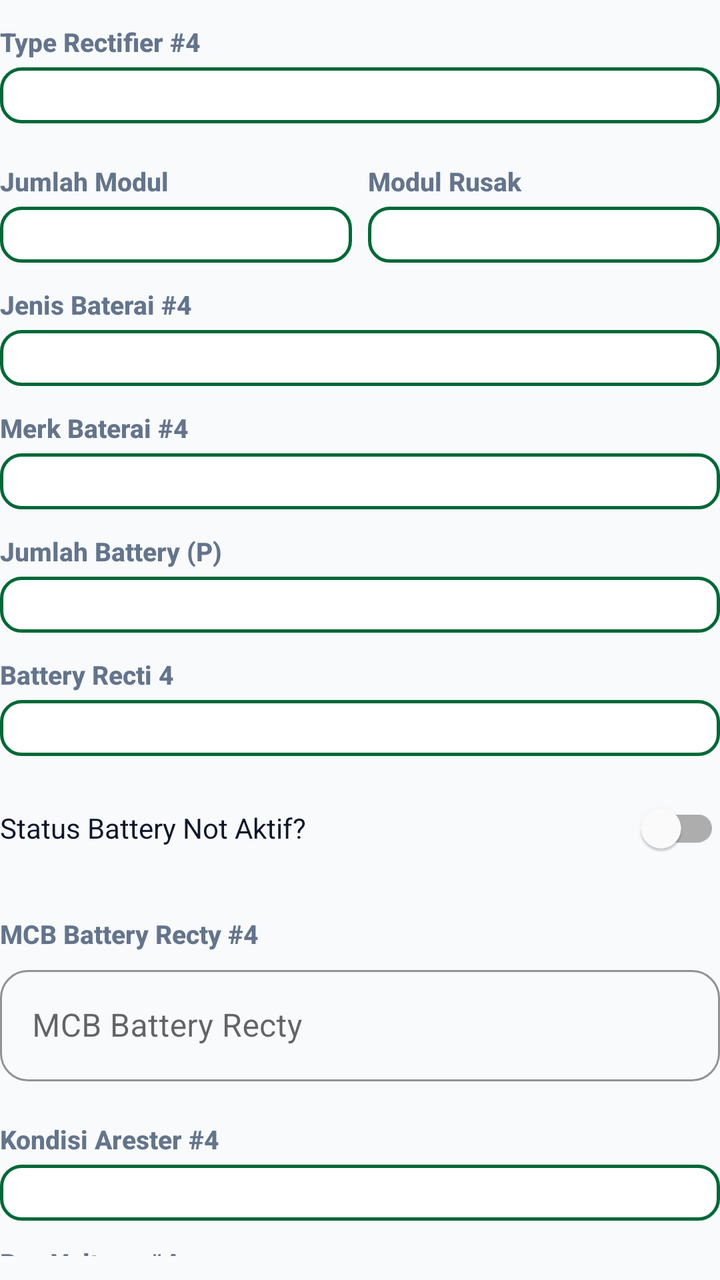
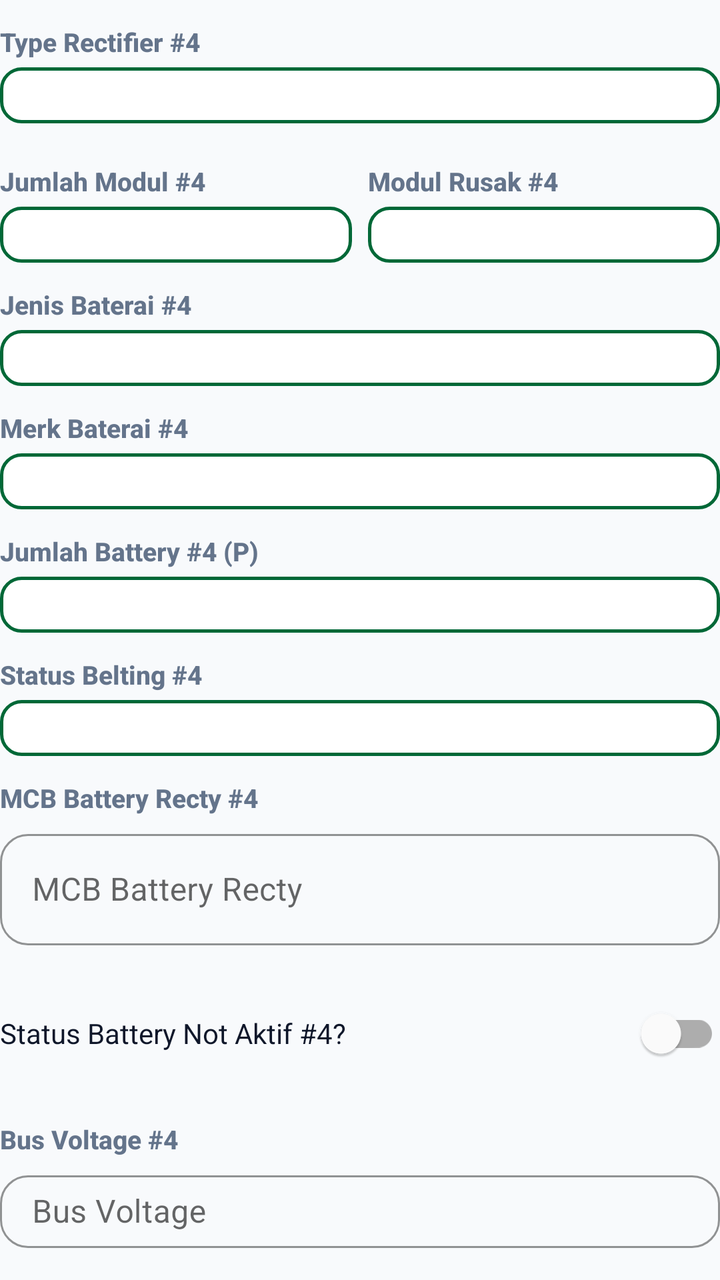

Compare the two renders of this Android layout. The source of the first and the diff that turns it into the second are given below.
<!-- AndroidManifest.xml: application theme Theme.ZamanApps -->
<!-- res/layout/dialog_edit_rectifier4.xml -->
<?xml version="1.0" encoding="utf-8"?>
<LinearLayout xmlns:android="http://schemas.android.com/apk/res/android"
    android:layout_width="match_parent"
    android:layout_height="wrap_content"
    android:orientation="vertical"
    android:paddingBottom="8dp">

    <TextView style="@style/FieldLabel" android:text="Type Rectifier #4" />
    <Spinner android:id="@+id/spTypeRectifier4" style="@style/SpinnerField" />

    <LinearLayout android:layout_width="match_parent" android:layout_height="wrap_content" android:orientation="horizontal" android:layout_marginTop="8dp">
        <LinearLayout android:layout_width="0dp" android:layout_height="wrap_content" android:layout_weight="1" android:layout_marginEnd="4dp" android:orientation="vertical">
            <TextView style="@style/FieldLabel" android:text="Jumlah Modul" />
            <Spinner android:id="@+id/spJumlahModul4" style="@style/SpinnerField" />
        </LinearLayout>
        <LinearLayout android:layout_width="0dp" android:layout_height="wrap_content" android:layout_weight="1" android:layout_marginStart="4dp" android:orientation="vertical">
            <TextView style="@style/FieldLabel" android:text="Modul Rusak" />
            <Spinner android:id="@+id/spJumlahModulRusak4" style="@style/SpinnerField" />
        </LinearLayout>
    </LinearLayout>

    <TextView style="@style/FieldLabel" android:text="Jenis Baterai #4" />
    <Spinner android:id="@+id/spJenisBaterai4" style="@style/SpinnerField" />

    <TextView style="@style/FieldLabel" android:text="Merk Baterai #4" />
    <Spinner android:id="@+id/spMerkBaterai4" style="@style/SpinnerField" />

    <TextView style="@style/FieldLabel" android:text="Jumlah Battery (P)" />
    <Spinner android:id="@+id/spJumlahBattery4" style="@style/SpinnerField" />

    <TextView style="@style/FieldLabel" android:text="Battery Recti 4" />
    <Spinner android:id="@+id/spBatteryRecti4" style="@style/SpinnerField" />

    <com.google.android.material.switchmaterial.SwitchMaterial
        android:id="@+id/switchStatusBatteryNotAktif4"
        android:layout_width="match_parent"
        android:layout_height="wrap_content"
        android:layout_marginTop="12dp"
        android:layout_marginBottom="8dp"
        android:text="Status Battery Not Aktif?"
        android:textColor="@color/text_primary" />

    <LinearLayout
        android:id="@+id/layoutJumlahBankNotAktif4"
        android:layout_width="match_parent"
        android:layout_height="wrap_content"
        android:layout_marginBottom="8dp"
        android:orientation="vertical"
        android:visibility="gone">

        <TextView style="@style/FieldLabel" android:text="Jumlah Battery Not Aktif" />
        <Spinner android:id="@+id/spJumlahBankNotAktif4" style="@style/SpinnerField" />
    </LinearLayout>

    <TextView style="@style/FieldLabel" android:text="MCB Battery Recty #4" />
    <com.google.android.material.textfield.TextInputLayout style="@style/ZamanTextInputLayout" android:layout_width="match_parent" android:layout_height="wrap_content" android:layout_marginBottom="8dp">
        <com.google.android.material.textfield.TextInputEditText android:id="@+id/editMcbBatteryRecti4" android:layout_width="match_parent" android:layout_height="wrap_content" android:hint="MCB Battery Recty" android:inputType="numberDecimal" />
    </com.google.android.material.textfield.TextInputLayout>

    <TextView style="@style/FieldLabel" android:text="Kondisi Arester #4" />
    <Spinner android:id="@+id/spKondisiArester4" style="@style/SpinnerField" />

    <TextView style="@style/FieldLabel" android:text="Bus Voltage #4" />
    <com.google.android.material.textfield.TextInputLayout style="@style/ZamanTextInputLayout" android:layout_width="match_parent" android:layout_height="wrap_content" android:layout_marginBottom="8dp">
        <com.google.android.material.textfield.TextInputEditText android:id="@+id/editBusVoltage4" android:layout_width="match_parent" android:layout_height="wrap_content" android:hint="Bus Voltage" android:inputType="numberDecimal" />
    </com.google.android.material.textfield.TextInputLayout>

    <TextView style="@style/FieldLabel" android:text="Load (A) #4" />
    <com.google.android.material.textfield.TextInputLayout style="@style/ZamanTextInputLayout" android:layout_width="match_parent" android:layout_height="wrap_content" android:layout_marginBottom="8dp">
        <com.google.android.material.textfield.TextInputEditText android:id="@+id/editLoadA4" android:layout_width="match_parent" android:layout_height="wrap_content" android:hint="Load (A)" android:inputType="numberDecimal" />
    </com.google.android.material.textfield.TextInputLayout>

    <TextView style="@style/FieldLabel" android:text="Perangkat Terhubung #4" />
    <com.google.android.material.textfield.TextInputLayout style="@style/ZamanTextInputLayout" android:layout_width="match_parent" android:layout_height="wrap_content" android:layout_marginBottom="8dp">
        <com.google.android.material.textfield.TextInputEditText android:id="@+id/editPerangkat4" android:layout_width="match_parent" android:layout_height="wrap_content" android:focusable="false" android:clickable="true" android:hint="Pilih Perangkat (Multi-select)" />
    </com.google.android.material.textfield.TextInputLayout>

    <TextView style="@style/FieldLabel" android:text="Remark #4" />
    <com.google.android.material.textfield.TextInputLayout style="@style/ZamanTextInputLayout" android:layout_width="match_parent" android:layout_height="wrap_content">
        <com.google.android.material.textfield.TextInputEditText android:id="@+id/editRemark4" android:layout_width="match_parent" android:layout_height="wrap_content" android:hint="Catatan" android:inputType="textMultiLine" android:minLines="2" />
    </com.google.android.material.textfield.TextInputLayout>
</LinearLayout>
<!-- resources referenced by this layout -->
<resources>
  <color name="text_primary">#0F172A</color>
  <style name="FieldLabel">
          <item name="android:layout_width">match_parent</item>
          <item name="android:layout_height">wrap_content</item>
          <item name="android:layout_marginTop">12dp</item>
          <item name="android:layout_marginBottom">4dp</item>
          <item name="android:textColor">@color/text_secondary</item>
          <item name="android:textSize">13sp</item>
          <item name="android:textStyle">bold</item>
          <item name="android:fontFamily">sans-serif-medium</item>
      </style>
  <style name="SpinnerField" parent="SpinnerFieldModern" />
  <style name="ZamanTextInputLayout" parent="Widget.MaterialComponents.TextInputLayout.OutlinedBox">
          <item name="boxCornerRadiusTopStart">14dp</item>
          <item name="boxCornerRadiusTopEnd">14dp</item>
          <item name="boxCornerRadiusBottomStart">14dp</item>
          <item name="boxCornerRadiusBottomEnd">14dp</item>
          <item name="boxStrokeColor">@color/brand_primary</item>
          <item name="hintTextColor">@color/brand_primary</item>
          <item name="startIconTint">@color/brand_primary</item>
      </style>
  <color name="text_secondary">#64748B</color>
  <style name="SpinnerFieldModern" parent="Widget.AppCompat.Spinner">
          <item name="android:layout_width">match_parent</item>
          <item name="android:layout_height">wrap_content</item>
          <item name="android:background">@drawable/spinner_background_modern</item>
          <item name="android:padding">14dp</item>
          <item name="android:textSize">15sp</item>
          <item name="android:textColor">@color/text_primary</item>
          <item name="android:popupBackground">@color/card_bg</item>
          <item name="android:overlapAnchor">false</item>
      </style>
  <color name="brand_primary">#006837</color>
  <color name="brand_primary_dark">#004D25</color>
  <color name="white">#FFFFFF</color>
  <color name="brand_accent">#00A859</color>
  <color name="section_bg">#F8FAFC</color>
  <style name="ZamanButton" parent="Widget.MaterialComponents.Button">
          <item name="android:insetTop">0dp</item>
          <item name="android:insetBottom">0dp</item>
          <item name="android:paddingTop">0dp</item>
          <item name="android:paddingBottom">0dp</item>
          <item name="android:paddingVertical">0dp</item>
          <item name="android:gravity">center</item>
          <item name="android:minHeight">48dp</item>
          <item name="cornerRadius">16dp</item>
          <item name="android:textAllCaps">false</item>
          <item name="android:textStyle">bold</item>
          <item name="android:letterSpacing">0.02</item>
      </style>
  <style name="ZamanCard" parent="Widget.MaterialComponents.CardView">
          <item name="cardCornerRadius">20dp</item>
          <item name="cardElevation">4dp</item>
          <item name="cardBackgroundColor">@color/card_bg</item>
          <item name="android:foreground">?attr/selectableItemBackground</item>
      </style>
  <color name="card_bg">#FFFFFF</color>
  <color name="brand_primary_lightest">#E7F6EC</color>
  <!-- unchanged entries left out for length: 2 -->
</resources>

<!-- the commit's change to res/layout/dialog_edit_rectifier4.xml (unified diff, before → after) -->
@@ -10,11 +10,11 @@
 
     <LinearLayout android:layout_width="match_parent" android:layout_height="wrap_content" android:orientation="horizontal" android:layout_marginTop="8dp">
         <LinearLayout android:layout_width="0dp" android:layout_height="wrap_content" android:layout_weight="1" android:layout_marginEnd="4dp" android:orientation="vertical">
-            <TextView style="@style/FieldLabel" android:text="Jumlah Modul" />
+            <TextView style="@style/FieldLabel" android:text="Jumlah Modul #4" />
             <Spinner android:id="@+id/spJumlahModul4" style="@style/SpinnerField" />
         </LinearLayout>
         <LinearLayout android:layout_width="0dp" android:layout_height="wrap_content" android:layout_weight="1" android:layout_marginStart="4dp" android:orientation="vertical">
-            <TextView style="@style/FieldLabel" android:text="Modul Rusak" />
+            <TextView style="@style/FieldLabel" android:text="Modul Rusak #4" />
             <Spinner android:id="@+id/spJumlahModulRusak4" style="@style/SpinnerField" />
         </LinearLayout>
     </LinearLayout>
@@ -25,19 +25,25 @@
     <TextView style="@style/FieldLabel" android:text="Merk Baterai #4" />
     <Spinner android:id="@+id/spMerkBaterai4" style="@style/SpinnerField" />
 
-    <TextView style="@style/FieldLabel" android:text="Jumlah Battery (P)" />
+    <TextView style="@style/FieldLabel" android:text="Jumlah Battery #4 (P)" />
     <Spinner android:id="@+id/spJumlahBattery4" style="@style/SpinnerField" />
 
-    <TextView style="@style/FieldLabel" android:text="Battery Recti 4" />
+    <TextView style="@style/FieldLabel" android:text="Status Belting #4" />
     <Spinner android:id="@+id/spBatteryRecti4" style="@style/SpinnerField" />
 
+    <TextView style="@style/FieldLabel" android:text="MCB Battery Recty #4" />
+    <com.google.android.material.textfield.TextInputLayout style="@style/ZamanTextInputLayout" android:layout_width="match_parent" android:layout_height="wrap_content" android:layout_marginBottom="8dp">
+        <com.google.android.material.textfield.TextInputEditText android:id="@+id/editMcbBatteryRecti4" android:layout_width="match_parent" android:layout_height="wrap_content" android:hint="MCB Battery Recty" android:inputType="numberDecimal" />
+    </com.google.android.material.textfield.TextInputLayout>
+
+    
     <com.google.android.material.switchmaterial.SwitchMaterial
         android:id="@+id/switchStatusBatteryNotAktif4"
         android:layout_width="match_parent"
         android:layout_height="wrap_content"
         android:layout_marginTop="12dp"
         android:layout_marginBottom="8dp"
-        android:text="Status Battery Not Aktif?"
+        android:text="Status Battery Not Aktif #4?"
         android:textColor="@color/text_primary" />
 
     <LinearLayout
@@ -48,17 +54,9 @@
         android:orientation="vertical"
         android:visibility="gone">
 
-        <TextView style="@style/FieldLabel" android:text="Jumlah Battery Not Aktif" />
+        <TextView style="@style/FieldLabel" android:text="Jumlah Battery Not Aktif #4" />
         <Spinner android:id="@+id/spJumlahBankNotAktif4" style="@style/SpinnerField" />
     </LinearLayout>
-
-    <TextView style="@style/FieldLabel" android:text="MCB Battery Recty #4" />
-    <com.google.android.material.textfield.TextInputLayout style="@style/ZamanTextInputLayout" android:layout_width="match_parent" android:layout_height="wrap_content" android:layout_marginBottom="8dp">
-        <com.google.android.material.textfield.TextInputEditText android:id="@+id/editMcbBatteryRecti4" android:layout_width="match_parent" android:layout_height="wrap_content" android:hint="MCB Battery Recty" android:inputType="numberDecimal" />
-    </com.google.android.material.textfield.TextInputLayout>
-
-    <TextView style="@style/FieldLabel" android:text="Kondisi Arester #4" />
-    <Spinner android:id="@+id/spKondisiArester4" style="@style/SpinnerField" />
 
     <TextView style="@style/FieldLabel" android:text="Bus Voltage #4" />
     <com.google.android.material.textfield.TextInputLayout style="@style/ZamanTextInputLayout" android:layout_width="match_parent" android:layout_height="wrap_content" android:layout_marginBottom="8dp">
@@ -75,6 +73,9 @@
         <com.google.android.material.textfield.TextInputEditText android:id="@+id/editPerangkat4" android:layout_width="match_parent" android:layout_height="wrap_content" android:focusable="false" android:clickable="true" android:hint="Pilih Perangkat (Multi-select)" />
     </com.google.android.material.textfield.TextInputLayout>
 
+    <TextView style="@style/FieldLabel" android:text="Kondisi Arester #4" />
+    <Spinner android:id="@+id/spKondisiArester4" style="@style/SpinnerField" />
+
     <TextView style="@style/FieldLabel" android:text="Remark #4" />
     <com.google.android.material.textfield.TextInputLayout style="@style/ZamanTextInputLayout" android:layout_width="match_parent" android:layout_height="wrap_content">
         <com.google.android.material.textfield.TextInputEditText android:id="@+id/editRemark4" android:layout_width="match_parent" android:layout_height="wrap_content" android:hint="Catatan" android:inputType="textMultiLine" android:minLines="2" />
